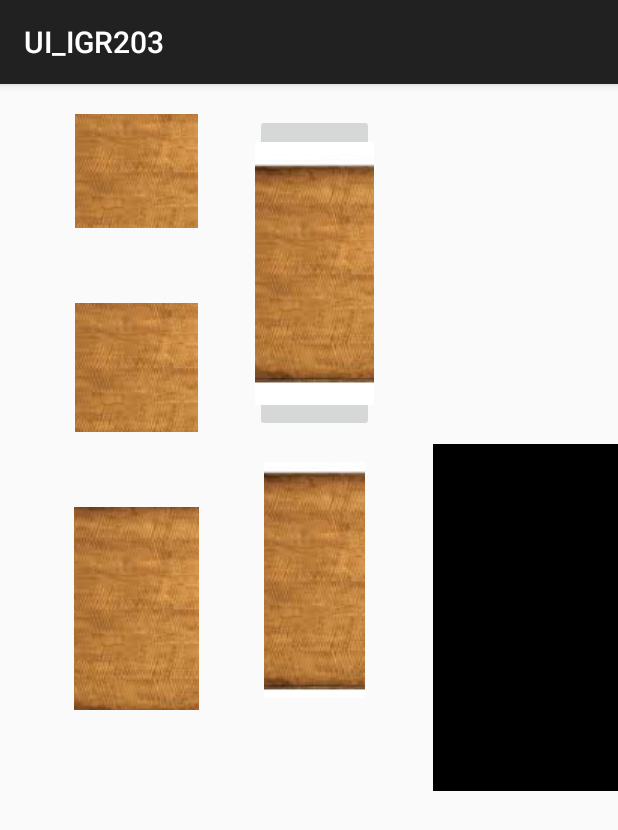
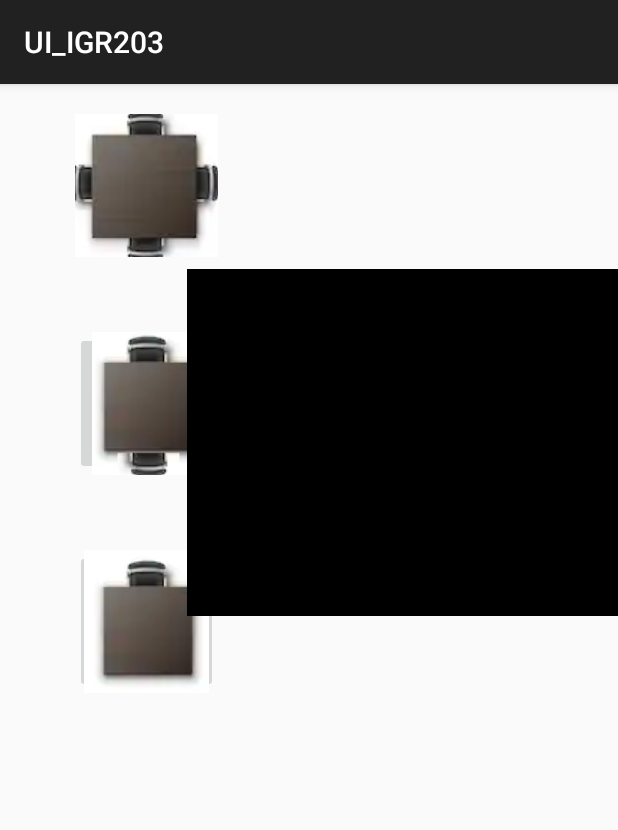
Before and after one commit to clementlandrin/UI_IGR203, an Android app: the screen it shows after launch (RestaurantRoomActivity), on a phone screen of 412 x 824 dp. Shown: the top 830 px of the screen. Run offline under Robolectric (Android 15) with nearby library versions, the phone set to English and light mode, and no system bars.

Commit message:
Some work done.

```diff
--- a/app/src/main/java/com/example/ui_igr203/RestaurantRoomActivity.java
+++ b/app/src/main/java/com/example/ui_igr203/RestaurantRoomActivity.java
@@ -62,7 +62,9 @@ public class RestaurantRoomActivity extends AppCompatActivity implements View.On
             case R.id.button3:
             case R.id.button4:
             case R.id.button5:
+            case R.id.button6:
                 Intent intent = new Intent(this, TableActivity.class);
+                intent.putExtra("table_id", 0); // send here the number of the table that has been clicked.
                 startActivity(intent);
 
 
--- a/app/src/main/res/layout/activity_restaurant_room.xml
+++ b/app/src/main/res/layout/activity_restaurant_room.xml
@@ -8,22 +8,22 @@
 
     <ImageButton
         android:id="@+id/button"
-        android:layout_width="82dp"
-        android:layout_height="76dp"
+        android:layout_width="95dp"
+        android:layout_height="95dp"
         android:layout_marginStart="50dp"
         android:layout_marginLeft="50dp"
         android:layout_marginTop="20dp"
-        android:src="@mipmap/table"
+        android:src="@mipmap/table_four"
         android:text="Button"
         app:layout_constraintStart_toStartOf="parent"
         app:layout_constraintTop_toTopOf="parent" />
 
     <ImageButton
         android:id="@+id/button2"
-        android:layout_width="82dp"
-        android:layout_height="86dp"
+        android:layout_width="95dp"
+        android:layout_height="95dp"
         android:layout_marginTop="50dp"
-        android:src="@mipmap/table"
+        android:src="@mipmap/table_two"
         android:text="Button"
         app:layout_constraintEnd_toEndOf="@+id/button"
         app:layout_constraintStart_toStartOf="@+id/button"
@@ -31,10 +31,10 @@
 
     <ImageButton
         android:id="@+id/button3"
-        android:layout_width="83dp"
-        android:layout_height="135dp"
+        android:layout_width="95dp"
+        android:layout_height="95dp"
         android:layout_marginTop="50dp"
-        android:src="@mipmap/table"
+        android:src="@mipmap/table_alone"
         android:text="Button"
         app:layout_constraintEnd_toEndOf="@+id/button2"
         app:layout_constraintStart_toStartOf="@+id/button2"
@@ -42,15 +42,15 @@
 
     <ImageButton
         android:id="@+id/button4"
-        android:layout_width="79dp"
-        android:layout_height="0dp"
+        android:layout_width="95dp"
+        android:layout_height="95dp"
         android:layout_marginStart="120dp"
         android:layout_marginLeft="120dp"
         android:layout_marginEnd="120dp"
         android:layout_marginRight="120dp"
-        android:src="@mipmap/table"
+        android:src="@mipmap/table_four"
         android:text="Button"
-        app:layout_constraintBottom_toBottomOf="@+id/button2"
+        app:layout_constraintBottom_toBottomOf="@+id/button"
         app:layout_constraintEnd_toEndOf="@+id/button"
         app:layout_constraintHorizontal_bias="0.0"
         app:layout_constraintStart_toStartOf="@+id/button"
@@ -58,20 +58,18 @@
 
     <ImageButton
         android:id="@+id/button5"
-        android:layout_width="67dp"
-        android:layout_height="0dp"
-        android:layout_marginTop="20dp"
-        android:layout_marginBottom="8dp"
-        android:src="@mipmap/table"
+        android:layout_width="95dp"
+        android:layout_height="95dp"
+        android:src="@mipmap/table_two"
         android:text="Button"
-        app:layout_constraintBottom_toBottomOf="@+id/button3"
+        app:layout_constraintBottom_toBottomOf="@+id/button2"
         app:layout_constraintEnd_toEndOf="@+id/button4"
         app:layout_constraintStart_toStartOf="@+id/button4"
-        app:layout_constraintTop_toBottomOf="@+id/button4" />
+        app:layout_constraintTop_toTopOf="@+id/button2" />
 
     <ImageView
         android:id="@+id/imageView"
-        android:layout_width="128dp"
+        android:layout_width="0dp"
         android:layout_height="231dp"
         android:layout_marginStart="50dp"
         android:layout_marginLeft="50dp"
@@ -80,4 +78,14 @@
         app:layout_constraintStart_toEndOf="@+id/button5"
         app:layout_constraintTop_toBottomOf="@+id/button4"
         app:srcCompat="@android:color/background_dark" />
+
+    <ImageButton
+        android:id="@+id/button6"
+        android:layout_width="0dp"
+        android:layout_height="0dp"
+        app:layout_constraintBottom_toBottomOf="@+id/button3"
+        app:layout_constraintEnd_toEndOf="@+id/button5"
+        app:layout_constraintStart_toStartOf="@+id/button5"
+        app:layout_constraintTop_toTopOf="@+id/button3"
+        app:srcCompat="@mipmap/table_four" />
 </androidx.constraintlayout.widget.ConstraintLayout>
--- a/app/src/main/res/layout/activity_table.xml
+++ b/app/src/main/res/layout/activity_table.xml
@@ -40,7 +40,7 @@
         app:layout_constraintStart_toStartOf="parent"
         app:layout_constraintTop_toTopOf="parent" />
 
-    <TextView
+    <Button
         android:id="@+id/choice"
         android:layout_width="wrap_content"
         android:layout_height="wrap_content"
--- a/app/src/main/res/values/strings.xml
+++ b/app/src/main/res/values/strings.xml
@@ -5,4 +5,5 @@
     <string name="title_entree">Entree</string>
     <string name="title_dish">Dish</string>
     <string name="title_dessert">Dessert</string>
+    <string name="send_to_kitchen">Send to kitchen</string>
 </resources>
```
Also changed, not shown: app/src/main/java/com/example/ui_igr203/TableActivity.java (+51 -4 lines), app/src/main/res/menu/orderingmenu.xml (added, +10 -0 lines), app/src/main/res/mipmap-mdpi/table_alone.png (added), app/src/main/res/mipmap-mdpi/table_four.png (added), app/src/main/res/mipmap-mdpi/table_two.png (added).
